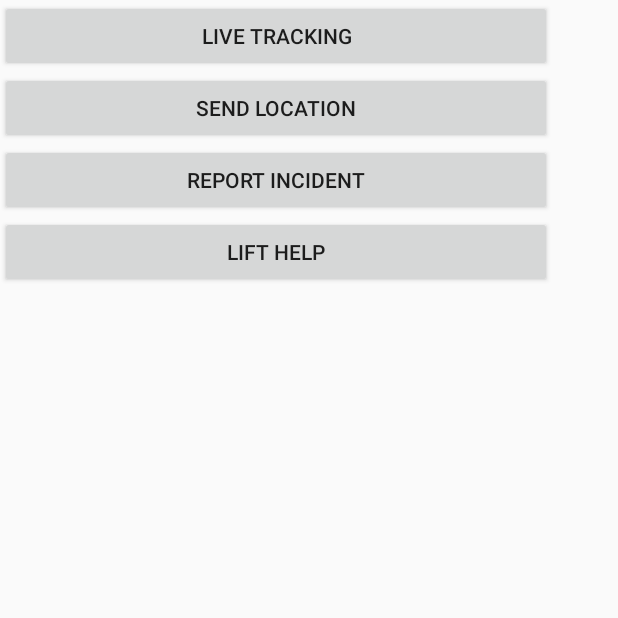
After one commit to Iali99/LiveLocationTracker, an Android app: the AfterLogin screen opened directly, with no data from a screen before it, on a phone screen of 412 x 824 dp, the top half of it. The commit adds this screen. Run offline under Robolectric (Android 15) with nearby library versions, the phone set to English and light mode, and no system bars.

Commit message:
added after login activity

```diff
--- a/app/src/main/AndroidManifest.xml
+++ b/app/src/main/AndroidManifest.xml
@@ -41,7 +41,9 @@
             android:name=".MapTracking"
             android:label="@string/title_activity_map_tracking" />
         <activity android:name=".IncidentReporting" />
-        <activity android:name=".IncidentReportDone"></activity>
+        <activity android:name=".IncidentReportDone" />
+        <activity android:name=".AfterLogin" />
+        <activity android:name=".LiveTrack"></activity>
     </application>
 
 </manifest>
--- /dev/null
+++ b/app/src/main/java/com/example/irfan/livelocationtracker/AfterLogin.java
@@ -0,0 +1,13 @@
+package com.example.irfan.livelocationtracker;
+
+import android.support.v7.app.AppCompatActivity;
+import android.os.Bundle;
+
+public class AfterLogin extends AppCompatActivity {
+
+    @Override
+    protected void onCreate(Bundle savedInstanceState) {
+        super.onCreate(savedInstanceState);
+        setContentView(R.layout.activity_after_login);
+    }
+}
--- a/app/src/main/java/com/example/irfan/livelocationtracker/ListOnline.java
+++ b/app/src/main/java/com/example/irfan/livelocationtracker/ListOnline.java
@@ -127,8 +127,8 @@ public class ListOnline extends AppCompatActivity implements GoogleApiClient.Con
             locations.child(FirebaseAuth.getInstance().getCurrentUser().getUid())
                     .setValue(new Tracking(FirebaseAuth.getInstance().getCurrentUser().getEmail(),
                             FirebaseAuth.getInstance().getCurrentUser().getUid(),
-                            String.valueOf(mLastLocation.getLatitude()),
-                            String.valueOf(mLastLocation.getLongitude())));
+                            mLastLocation.getLatitude(),
+                            mLastLocation.getLongitude()));
         }
         else{
             Log.d("LOG","Reached printing toast");
--- a/app/src/main/java/com/example/irfan/livelocationtracker/MainActivity.java
+++ b/app/src/main/java/com/example/irfan/livelocationtracker/MainActivity.java
@@ -50,7 +50,7 @@ public class MainActivity extends AppCompatActivity {
 
     private void startNewActivity(int resultCode, Intent data) {
         if(resultCode == RESULT_OK){
-            Intent intent = new Intent(MainActivity.this,ListOnline.class);
+            Intent intent = new Intent(MainActivity.this,AfterLogin.class);
             startActivity(intent);
             finish();
         }
--- /dev/null
+++ b/app/src/main/res/layout/activity_after_login.xml
@@ -0,0 +1,40 @@
+<?xml version="1.0" encoding="utf-8"?>
+<android.support.constraint.ConstraintLayout xmlns:android="http://schemas.android.com/apk/res/android"
+    xmlns:app="http://schemas.android.com/apk/res-auto"
+    xmlns:tools="http://schemas.android.com/tools"
+    android:layout_width="match_parent"
+    android:layout_height="match_parent"
+    tools:context=".AfterLogin">
+
+    <LinearLayout
+        android:layout_width="368dp"
+        android:layout_height="551dp"
+        android:orientation="vertical"
+        tools:layout_editor_absoluteX="8dp"
+        tools:layout_editor_absoluteY="8dp">
+
+        <Button
+            android:layout_width="match_parent"
+            android:layout_height="wrap_content"
+            android:id="@+id/liveTrackButton"
+            android:text="Live Tracking"/>
+
+        <Button
+            android:layout_width="match_parent"
+            android:layout_height="wrap_content"
+            android:id="@+id/sendLocationButton"
+            android:text="Send Location"/>
+
+        <Button
+            android:layout_width="match_parent"
+            android:layout_height="wrap_content"
+            android:id="@+id/reportIncidentButton"
+            android:text="Report Incident"/>
+
+        <Button
+            android:layout_width="match_parent"
+            android:layout_height="wrap_content"
+            android:id="@+id/liftButton"
+            android:text="Lift Help"/>
+    </LinearLayout>
+</android.support.constraint.ConstraintLayout>
```
Also changed, not shown: app/src/main/java/com/example/irfan/livelocationtracker/LiveTrack.java (added, +13 -0 lines), app/src/main/java/com/example/irfan/livelocationtracker/Tracking.java (+7 -6 lines), app/src/main/res/layout/activity_live_track.xml (added, +9 -0 lines).
